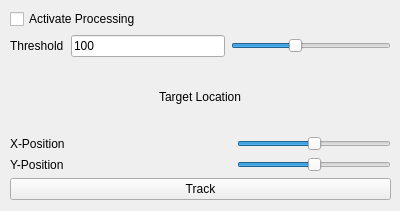
The window that marangonitrackingdialog.ui (SamDehaeck/GigaViewer) describes before a commit, drawn with Qt 5.
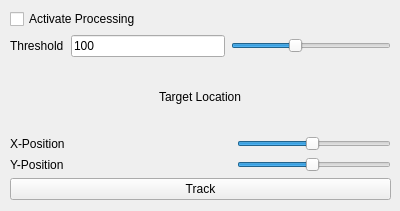
The same window after the commit.

The edit to the form file:
```diff
--- a/marangonitrackingdialog.ui
+++ b/marangonitrackingdialog.ui
@@ -56,8 +56,14 @@
     </item>
     <item row="3" column="3">
      <widget class="QSlider" name="horPosition">
+      <property name="maximum">
+       <number>1024</number>
+      </property>
       <property name="value">
-       <number>50</number>
+       <number>500</number>
+      </property>
+      <property name="sliderPosition">
+       <number>500</number>
       </property>
       <property name="orientation">
        <enum>Qt::Horizontal</enum>
@@ -105,8 +111,14 @@
     </item>
     <item row="4" column="3">
      <widget class="QSlider" name="vertPosition">
+      <property name="maximum">
+       <number>1024</number>
+      </property>
       <property name="value">
-       <number>50</number>
+       <number>500</number>
+      </property>
+      <property name="sliderPosition">
+       <number>500</number>
       </property>
       <property name="orientation">
        <enum>Qt::Horizontal</enum>
```
